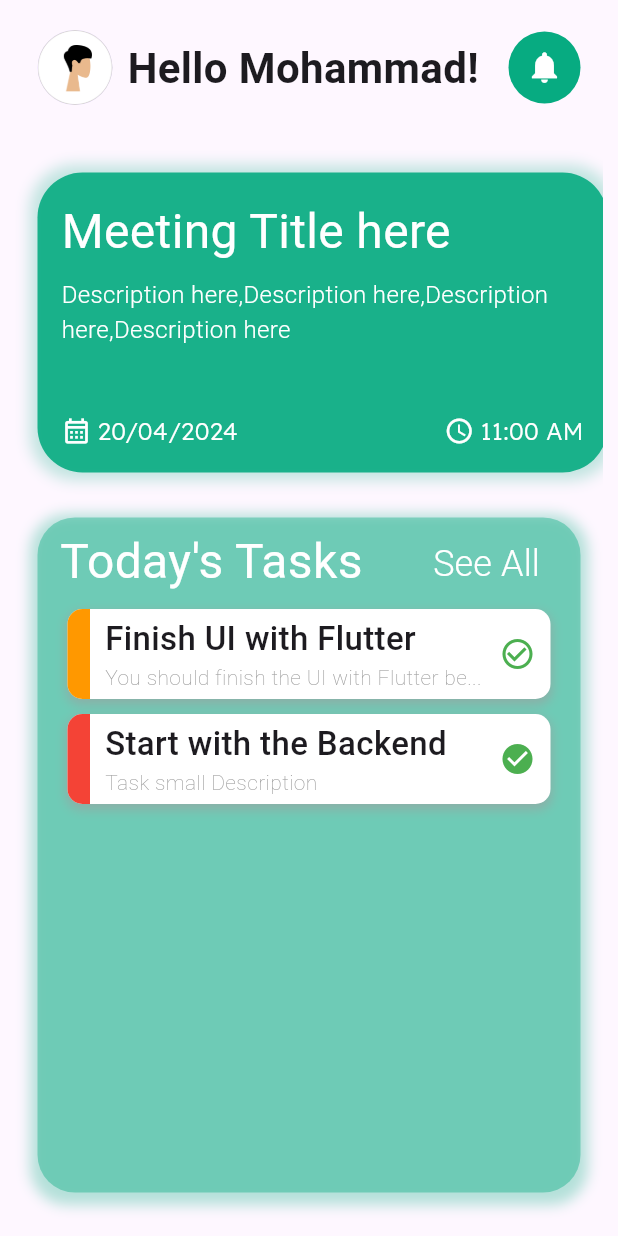
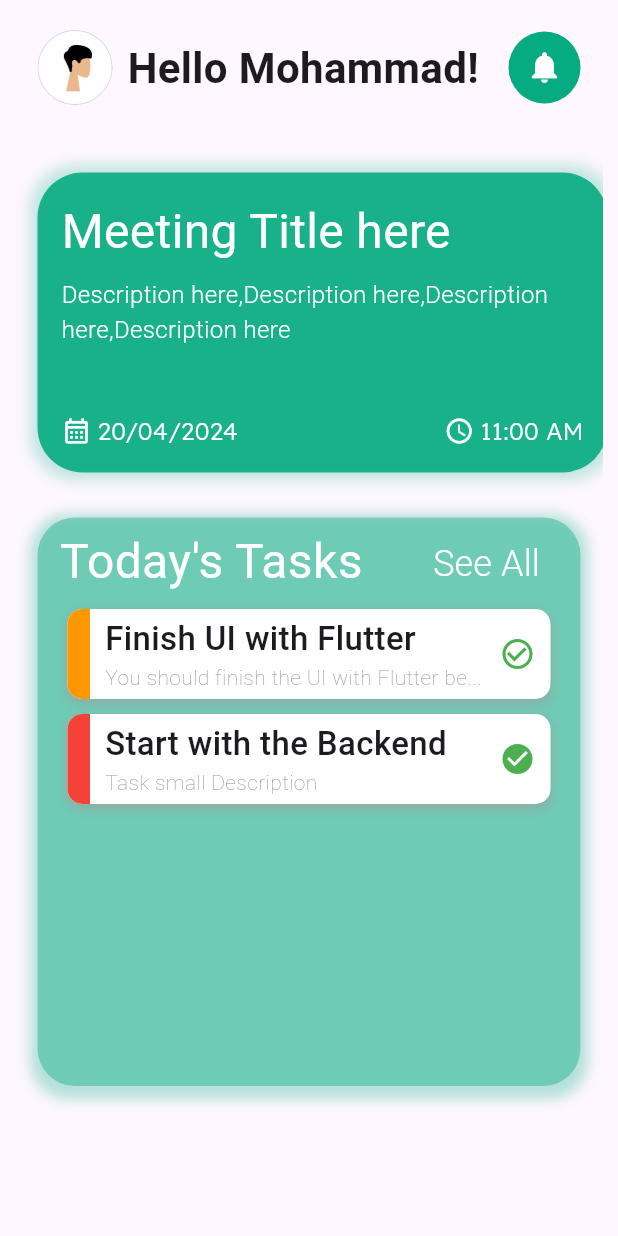
Before and after one commit to MhaamadAli/Cue-App, a Flutter app: the HomeScreenContent screen opened directly, on a phone screen of 412 x 824 dp. Run offline on Flutter 3.47's test engine with Material 3 defaults, Android fonts, the phone set to English and light mode, and no system bars; our stand-ins replace google_fonts.

Commit message:
frontend: added responsiveness to the TasksListWidget

```diff
--- a/mobile/lib/screens/Home/widgets/tasks_list_widget.dart
+++ b/mobile/lib/screens/Home/widgets/tasks_list_widget.dart
@@ -7,9 +7,10 @@ class TasksListWidget extends StatelessWidget {
 
   @override
   Widget build(BuildContext context) {
+    final screensize = MediaQuery.of(context).size;
     return Container(
-      width: 380,
-      height: 450,
+      width: screensize.width * 0.9,
+      height: screensize.height * 0.46,
       margin: const EdgeInsets.all(15),
       padding: const EdgeInsets.symmetric(horizontal: 15, vertical: 6),
       decoration: BoxDecoration(
```
